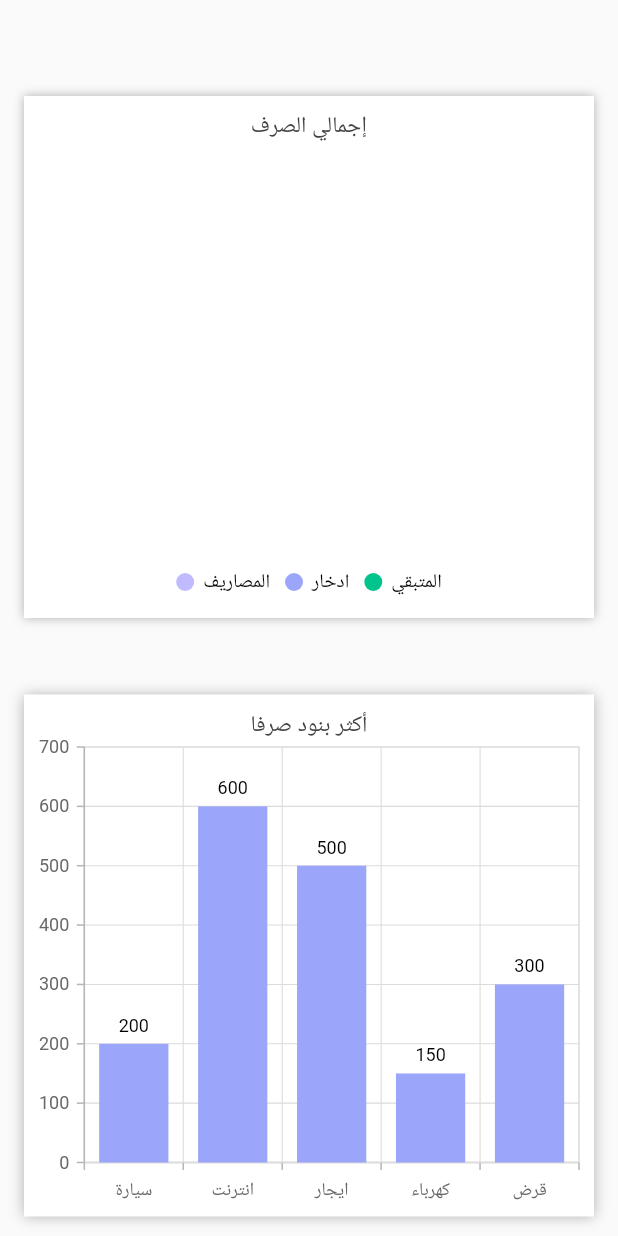
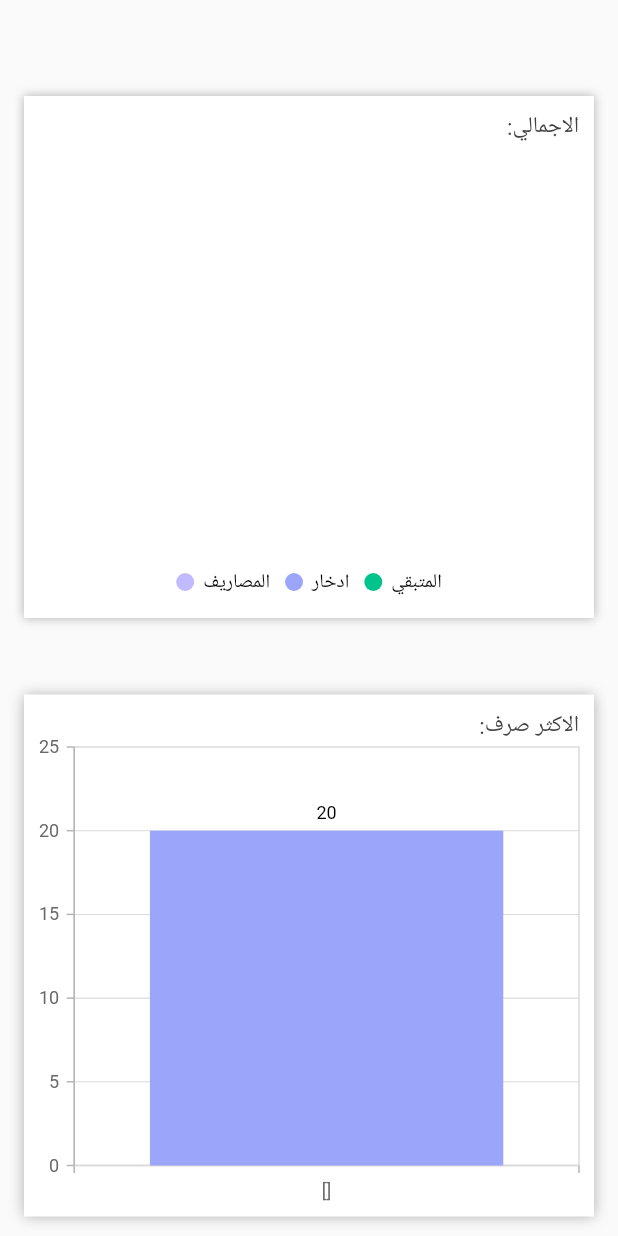
Before and after one commit to shathaMh1/money-manage, a Flutter app: the ChartScreen screen opened directly, on a phone screen of 412 x 824 dp. Run offline on Flutter 3.47's test engine with Material 2 defaults, Android fonts, the phone set to English and light mode, and no system bars; our stand-ins replace get_storage, syncfusion_flutter_charts; accounts and stored records are empty; statements that could not run were skipped.

Commit message:
edit file 1

```diff
--- a/lib/screens/chart_screen.dart
+++ b/lib/screens/chart_screen.dart
@@ -3,20 +3,9 @@ import 'package:personal_expenses/screens/consts.dart';
 import 'package:syncfusion_flutter_charts/charts.dart';
 
 class SalesData {
-  String x;
-  double y;
+  String? x;
+  int y;
   SalesData(this.x, this.y);
-}
-
-dynamic getColumnData() {
-  List<SalesData> columnData = <SalesData>[
-    SalesData("سيارة", 200),
-    SalesData("انترنت", 600),
-    SalesData("ايجار", 500),
-    SalesData("كهرباء", 150),
-    SalesData("قرض", 300),
-  ];
-  return columnData;
 }
 
 // class chart2
@@ -34,6 +23,10 @@ class _MyWidgetState2 extends State<ChartScreen> {
   List historyList = [];
   late List<GDBData> _charData;
 
+  get index => null;
+
+  // get index => null;
+
   @override
   void initState() {
     salary = box.read('salary');
@@ -43,6 +36,15 @@ class _MyWidgetState2 extends State<ChartScreen> {
 
     _charData = getChatData();
     super.initState();
+  }
+
+  dynamic getColumnData() {
+    List<SalesData> columnData = <SalesData>[
+      SalesData('${historyList}', 20),
+      // SalesData((historyList[index]['title']), (historyList[index]['value'])),
+      // SalesData("ايجار", 500),
+    ];
+    return columnData;
   }
 
   @override
@@ -69,8 +71,7 @@ class _MyWidgetState2 extends State<ChartScreen> {
                     ),
                     child: SfCircularChart(
                         title: ChartTitle(
-                            text: "إجمالي الصرف",
-                            alignment: ChartAlignment.center),
+                            text: ":الاجمالي", alignment: ChartAlignment.far),
                         palette: const <Color>[
                           Color.fromRGBO(192, 187, 255, 1),
                           Color.fromRGBO(155, 166, 250, 1),
@@ -112,8 +113,7 @@ class _MyWidgetState2 extends State<ChartScreen> {
                         Color.fromRGBO(155, 166, 250, 1),
                       ],
                       title: ChartTitle(
-                          text: "أكثر بنود صرفا",
-                          alignment: ChartAlignment.center),
+                          text: ":الاكثر صرف", alignment: ChartAlignment.far),
                       primaryXAxis: CategoryAxis(),
                       primaryYAxis: NumericAxis(),
                       series: <ChartSeries>[
--- a/lib/screens/history_screen.dart
+++ b/lib/screens/history_screen.dart
@@ -62,7 +62,7 @@ class _HistoryScreenState extends State<HistoryScreen> {
                                 crossAxisAlignment: CrossAxisAlignment.end,
                                 children: [
                                   Text(
-                                    (historyList[index]['title']).toString(),
+                                    (historyList[index]['title'].toString()),
                                     style: const TextStyle(
                                       fontSize: 16,
                                       fontWeight: FontWeight.w600,
```
Also changed, not shown: 10 other files.
